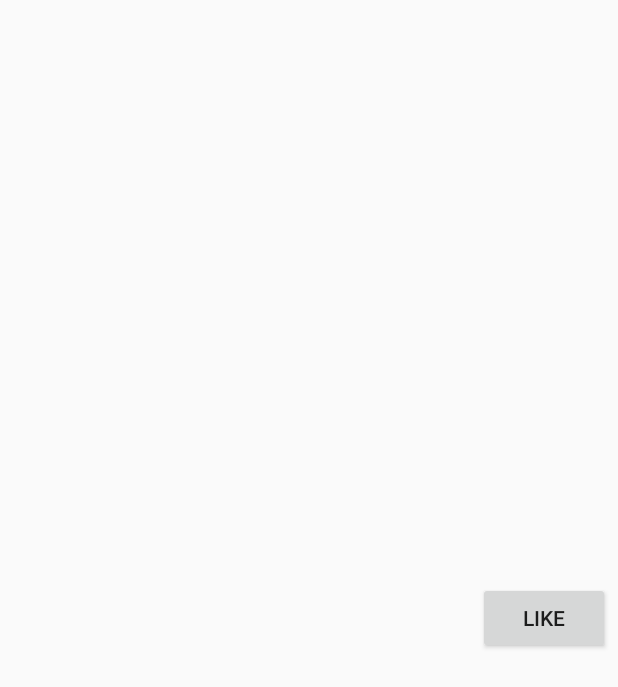
After one commit to Jamesoncy/MobileApp, an Android app: the layout row.xml on its own in the app's theme, with its tools: preview values and no code run, on a phone screen of 412 x 824 dp. The commit adds this screen. Shown: the top 687 px of the screen. Run offline under Robolectric (Android 15) with nearby library versions, the phone set to English and light mode, and no system bars.

Commit message:
Dynamic adding of items in listview, with Name and Like comming form the xml

```diff
--- /dev/null
+++ b/Test2/app/src/main/res/layout/row.xml
@@ -0,0 +1,27 @@
+<?xml version="1.0" encoding="utf-8"?>
+<RelativeLayout xmlns:android="http://schemas.android.com/apk/res/android"
+    android:layout_width="match_parent"
+    android:layout_height="match_parent" >
+
+    <TextView
+        android:id="@+id/list_item_string"
+        android:layout_width="wrap_content"
+        android:layout_height="wrap_content"
+        android:layout_centerVertical="true"
+        android:layout_alignParentLeft="true"
+        android:paddingLeft="8dp"
+        android:textSize="18sp"
+        android:textStyle="bold" />
+
+    <Button
+        android:id="@+id/like"
+        android:layout_width="wrap_content"
+        android:layout_height="wrap_content"
+        android:layout_alignParentRight="true"
+        android:layout_centerVertical="true"
+        android:layout_marginRight="5dp"
+        android:text="Like" />
+
+
+
+</RelativeLayout>
```
Also changed, not shown: Test2/app/src/main/java/com/rss_feed/identified/test/CustomList.java (added, +77 -0 lines), Test2/app/src/main/java/com/rss_feed/identified/test/MainActivity.java (+43 -17 lines), Test2/app/src/main/res/layout/activity_main.xml (+7 -3 lines).
